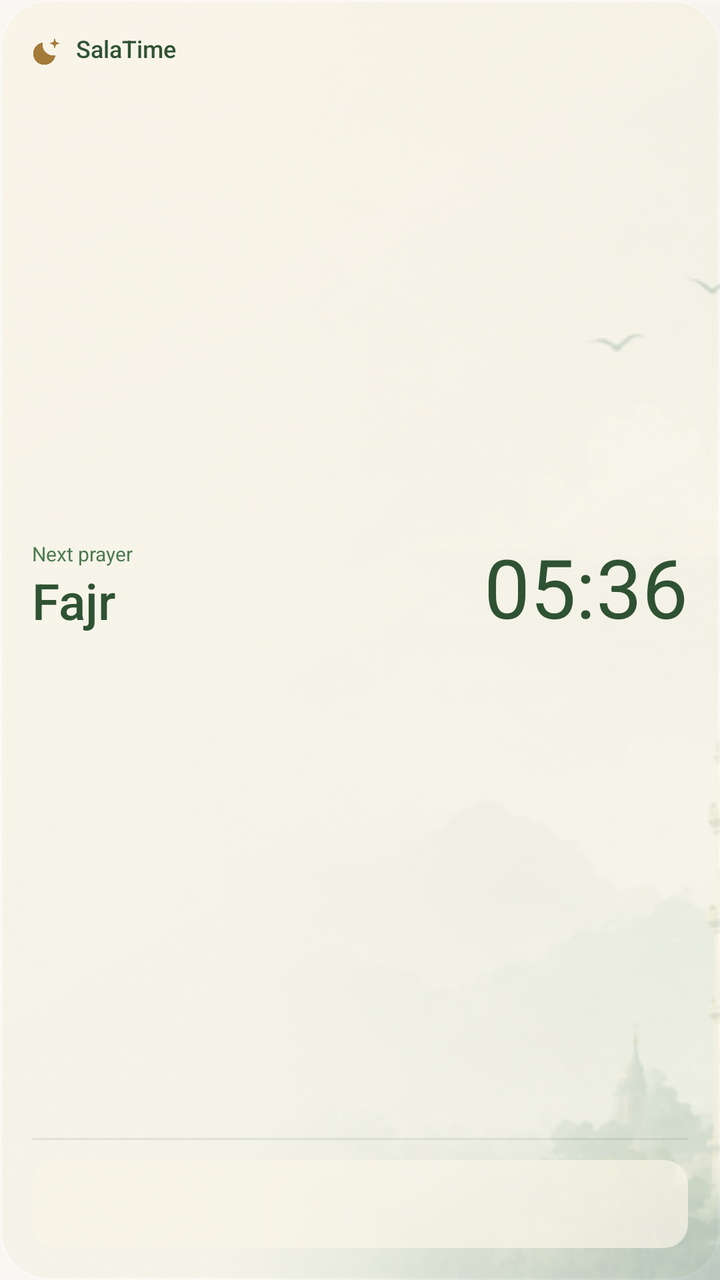
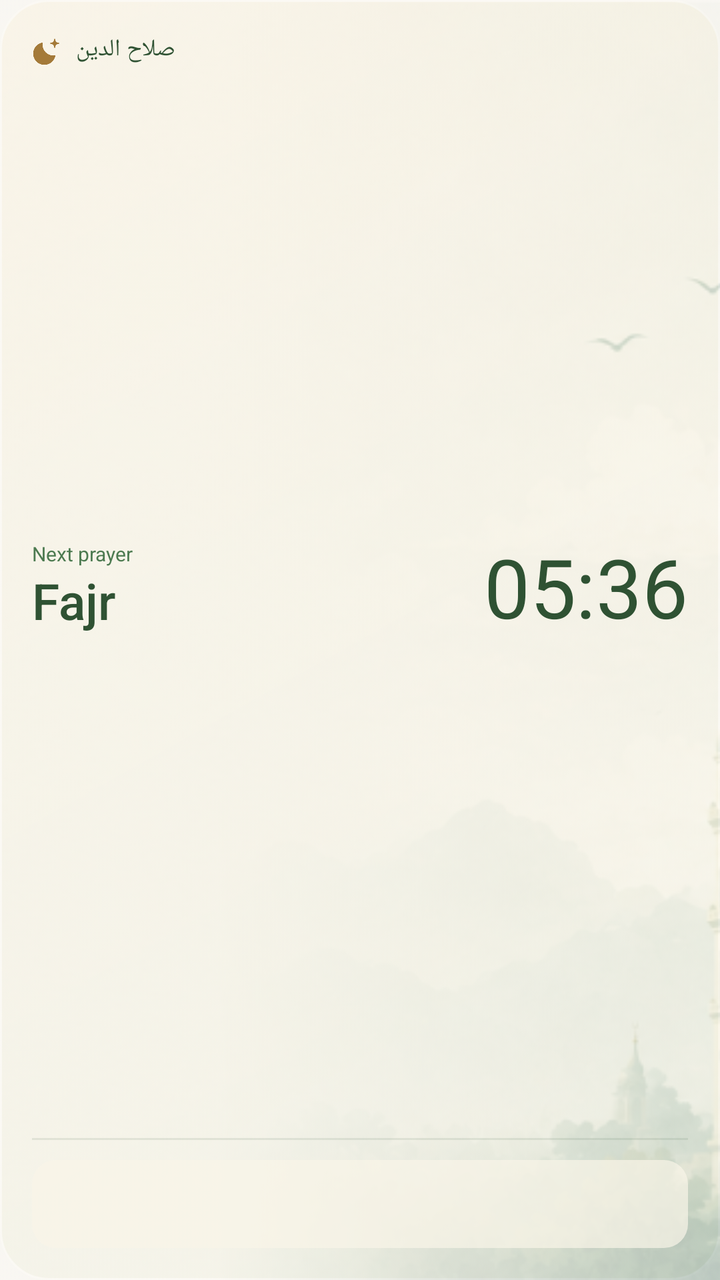

Screens rendered from an Android XML layout before and after an edit, with the pre-edit source and the edit as a unified diff.
<!-- AndroidManifest.xml: another module's application theme AppTheme -->
<!-- res/layout/prayer_widget_expanded.xml -->
<?xml version="1.0" encoding="utf-8"?>
<FrameLayout xmlns:android="http://schemas.android.com/apk/res/android"
    android:id="@+id/widget_root" android:layout_width="match_parent" android:layout_height="match_parent"
    android:clipToOutline="true">
    <ImageView android:id="@+id/widget_background" android:layout_width="match_parent" android:layout_height="match_parent" android:src="@drawable/prayer_widget_background" android:scaleType="fitXY" android:importantForAccessibility="no" />
    
    <ImageView android:id="@+id/widget_illustration" android:layout_width="470dp" android:layout_height="match_parent" android:layout_gravity="right"
        android:src="@drawable/prayer_widget_mosque" android:scaleType="centerCrop" android:alpha="0.42"
        android:importantForAccessibility="no" />
<LinearLayout
    android:layout_width="match_parent" android:layout_height="match_parent"
    android:orientation="vertical" android:padding="16dp">
    <LinearLayout android:layout_width="match_parent" android:layout_height="18dp" android:orientation="horizontal" android:gravity="center_vertical">
        <ImageView android:layout_width="16dp" android:layout_height="16dp" android:src="@drawable/prayer_widget_moon" android:importantForAccessibility="no" />
        <TextView android:layout_width="wrap_content" android:layout_height="wrap_content" android:layout_marginStart="6dp"
            android:text="SalaTime" android:textSize="12sp" android:fontFamily="sans-serif-medium" android:textColor="#2F5233" android:includeFontPadding="false" />
        <TextView android:id="@+id/widget_city" android:layout_width="0dp" android:layout_weight="1" android:layout_height="wrap_content" android:layout_marginStart="12dp"
            android:gravity="end" android:textColor="#4C7A50" android:textSize="11sp" android:includeFontPadding="false" android:maxLines="1" android:ellipsize="end" />
    </LinearLayout>
    <LinearLayout android:layout_width="match_parent" android:layout_height="0dp" android:layout_weight="1"
        android:orientation="horizontal" android:gravity="center_vertical" android:paddingTop="4dp" android:paddingBottom="4dp">
        <LinearLayout android:layout_width="0dp" android:layout_weight="1" android:layout_height="wrap_content" android:orientation="vertical">
            <TextView android:id="@+id/widget_title" android:layout_width="match_parent" android:layout_height="wrap_content"
                android:text="@string/prayer_widget_next_label" android:textColor="#4C7A50" android:textSize="10sp" android:includeFontPadding="false" android:maxLines="1" android:ellipsize="end" />
            <TextView android:id="@+id/widget_prayer" android:layout_width="match_parent" android:layout_height="31dp" android:layout_marginTop="3dp"
                android:text="@string/prayer_widget_preview_prayer" android:textColor="#2F5233" android:textSize="25sp" android:fontFamily="sans-serif-medium"
                android:autoSizeTextType="uniform" android:autoSizeMinTextSize="14sp" android:autoSizeMaxTextSize="25sp"
                android:autoSizeStepGranularity="1sp" android:includeFontPadding="false" android:gravity="center_vertical"
                android:maxLines="1" android:ellipsize="end" />
            <TextView android:id="@+id/widget_date" android:layout_width="match_parent" android:layout_height="wrap_content" android:layout_marginTop="3dp"
                android:textColor="#4C7A50" android:textSize="10sp" android:includeFontPadding="false" android:maxLines="1" android:ellipsize="end" />
        </LinearLayout>
        <LinearLayout android:layout_width="0dp" android:layout_weight="1" android:layout_height="wrap_content"
            android:layout_marginStart="8dp" android:orientation="vertical" android:gravity="end">
            <Chronometer android:id="@+id/widget_countdown" android:layout_width="match_parent" android:layout_height="42dp"
            android:textColor="#2F5233" android:textSize="26sp" android:fontFamily="sans-serif" android:gravity="end|center_vertical"
            android:visibility="gone" android:maxLines="1" android:autoSizeTextType="uniform"
            android:autoSizeMinTextSize="12sp" android:autoSizeMaxTextSize="26sp" android:autoSizeStepGranularity="1sp" />
        <TextView android:id="@+id/widget_time" android:layout_width="match_parent" android:layout_height="49dp"
                android:text="05:36" android:textColor="#2F5233" android:textSize="42sp" android:fontFamily="sans-serif"
                android:autoSizeTextType="uniform" android:autoSizeMinTextSize="16sp" android:autoSizeMaxTextSize="42sp"
                android:autoSizeStepGranularity="1sp" android:includeFontPadding="false" android:gravity="end|center_vertical"
                android:fontFeatureSettings="tnum" android:maxLines="1" />
            <TextView android:id="@+id/widget_period" android:layout_width="wrap_content" android:layout_height="wrap_content"
                android:textColor="#4C7A50" android:textSize="10sp" android:includeFontPadding="false" />
        </LinearLayout>
    </LinearLayout>
    <LinearLayout android:id="@+id/widget_day_schedule" android:layout_width="match_parent" android:layout_height="wrap_content" android:orientation="vertical">
        <ImageView android:layout_width="match_parent" android:layout_height="1dp" android:background="#1A2F5233" android:importantForAccessibility="no" />
        <LinearLayout android:layout_width="match_parent" android:layout_height="wrap_content" android:layout_marginTop="10dp" android:orientation="horizontal" android:background="@drawable/prayer_widget_schedule_background">
        <LinearLayout android:id="@+id/widget_slot_0" android:layout_width="0dp" android:layout_weight="1"
            android:layout_height="44dp" android:orientation="vertical" android:gravity="center" android:paddingStart="2dp" android:paddingEnd="2dp">
            <TextView android:id="@+id/widget_slot_name_0" android:layout_width="match_parent" android:layout_height="14dp"
                android:textColor="#4C7A50" android:textSize="10sp" android:gravity="center" android:includeFontPadding="false"
                android:autoSizeTextType="uniform" android:autoSizeMinTextSize="8sp" android:autoSizeMaxTextSize="10sp"
                android:autoSizeStepGranularity="1sp" android:maxLines="1" android:ellipsize="end" />
            <TextView android:id="@+id/widget_slot_time_0" android:layout_width="match_parent" android:layout_height="18dp" android:layout_marginTop="2dp"
                android:textColor="#2F5233" android:textSize="12sp" android:fontFamily="sans-serif-medium" android:gravity="center"
                android:autoSizeTextType="uniform" android:autoSizeMinTextSize="8sp" android:autoSizeMaxTextSize="12sp"
                android:autoSizeStepGranularity="1sp" android:includeFontPadding="false" android:fontFeatureSettings="tnum" android:maxLines="1" />
        </LinearLayout>
        <LinearLayout android:id="@+id/widget_slot_1" android:layout_width="0dp" android:layout_weight="1"
            android:layout_height="44dp" android:orientation="vertical" android:gravity="center" android:paddingStart="2dp" android:paddingEnd="2dp">
            <TextView android:id="@+id/widget_slot_name_1" android:layout_width="match_parent" android:layout_height="14dp"
                android:textColor="#4C7A50" android:textSize="10sp" android:gravity="center" android:includeFontPadding="false"
                android:autoSizeTextType="uniform" android:autoSizeMinTextSize="8sp" android:autoSizeMaxTextSize="10sp"
                android:autoSizeStepGranularity="1sp" android:maxLines="1" android:ellipsize="end" />
            <TextView android:id="@+id/widget_slot_time_1" android:layout_width="match_parent" android:layout_height="18dp" android:layout_marginTop="2dp"
                android:textColor="#2F5233" android:textSize="12sp" android:fontFamily="sans-serif-medium" android:gravity="center"
                android:autoSizeTextType="uniform" android:autoSizeMinTextSize="8sp" android:autoSizeMaxTextSize="12sp"
                android:autoSizeStepGranularity="1sp" android:includeFontPadding="false" android:fontFeatureSettings="tnum" android:maxLines="1" />
        </LinearLayout>
        <LinearLayout android:id="@+id/widget_slot_2" android:layout_width="0dp" android:layout_weight="1"
            android:layout_height="44dp" android:orientation="vertical" android:gravity="center" android:paddingStart="2dp" android:paddingEnd="2dp">
            <TextView android:id="@+id/widget_slot_name_2" android:layout_width="match_parent" android:layout_height="14dp"
                android:textColor="#4C7A50" android:textSize="10sp" android:gravity="center" android:includeFontPadding="false"
                android:autoSizeTextType="uniform" android:autoSizeMinTextSize="8sp" android:autoSizeMaxTextSize="10sp"
                android:autoSizeStepGranularity="1sp" android:maxLines="1" android:ellipsize="end" />
            <TextView android:id="@+id/widget_slot_time_2" android:layout_width="match_parent" android:layout_height="18dp" android:layout_marginTop="2dp"
                android:textColor="#2F5233" android:textSize="12sp" android:fontFamily="sans-serif-medium" android:gravity="center"
                android:autoSizeTextType="uniform" android:autoSizeMinTextSize="8sp" android:autoSizeMaxTextSize="12sp"
                android:autoSizeStepGranularity="1sp" android:includeFontPadding="false" android:fontFeatureSettings="tnum" android:maxLines="1" />
        </LinearLayout>
        <LinearLayout android:id="@+id/widget_slot_3" android:layout_width="0dp" android:layout_weight="1"
            android:layout_height="44dp" android:orientation="vertical" android:gravity="center" android:paddingStart="2dp" android:paddingEnd="2dp">
            <TextView android:id="@+id/widget_slot_name_3" android:layout_width="match_parent" android:layout_height="14dp"
                android:textColor="#4C7A50" android:textSize="10sp" android:gravity="center" android:includeFontPadding="false"
                android:autoSizeTextType="uniform" android:autoSizeMinTextSize="8sp" android:autoSizeMaxTextSize="10sp"
                android:autoSizeStepGranularity="1sp" android:maxLines="1" android:ellipsize="end" />
            <TextView android:id="@+id/widget_slot_time_3" android:layout_width="match_parent" android:layout_height="18dp" android:layout_marginTop="2dp"
                android:textColor="#2F5233" android:textSize="12sp" android:fontFamily="sans-serif-medium" android:gravity="center"
                android:autoSizeTextType="uniform" android:autoSizeMinTextSize="8sp" android:autoSizeMaxTextSize="12sp"
                android:autoSizeStepGranularity="1sp" android:includeFontPadding="false" android:fontFeatureSettings="tnum" android:maxLines="1" />
        </LinearLayout>
        <LinearLayout android:id="@+id/widget_slot_4" android:layout_width="0dp" android:layout_weight="1"
            android:layout_height="44dp" android:orientation="vertical" android:gravity="center" android:paddingStart="2dp" android:paddingEnd="2dp">
            <TextView android:id="@+id/widget_slot_name_4" android:layout_width="match_parent" android:layout_height="14dp"
                android:textColor="#4C7A50" android:textSize="10sp" android:gravity="center" android:includeFontPadding="false"
                android:autoSizeTextType="uniform" android:autoSizeMinTextSize="8sp" android:autoSizeMaxTextSize="10sp"
                android:autoSizeStepGranularity="1sp" android:maxLines="1" android:ellipsize="end" />
            <TextView android:id="@+id/widget_slot_time_4" android:layout_width="match_parent" android:layout_height="18dp" android:layout_marginTop="2dp"
                android:textColor="#2F5233" android:textSize="12sp" android:fontFamily="sans-serif-medium" android:gravity="center"
                android:autoSizeTextType="uniform" android:autoSizeMinTextSize="8sp" android:autoSizeMaxTextSize="12sp"
                android:autoSizeStepGranularity="1sp" android:includeFontPadding="false" android:fontFeatureSettings="tnum" android:maxLines="1" />
        </LinearLayout>
        </LinearLayout>
    </LinearLayout>
</LinearLayout>
</FrameLayout>
<!-- resources referenced by this layout -->
<resources>
  <!-- drawable prayer_widget_background (drawable) -->
  <?xml version="1.0" encoding="utf-8"?>
  <shape xmlns:android="http://schemas.android.com/apk/res/android">
      <gradient android:startColor="#FFFAF5E9" android:endColor="#FFF1F4EB" android:angle="315" />
      <stroke android:width="1dp" android:color="#CFFFFFFF" />
      <corners android:radius="24dp" />
  </shape>
  <!-- drawable prayer_widget_moon (drawable) -->
  <?xml version="1.0" encoding="utf-8"?>
  <vector xmlns:android="http://schemas.android.com/apk/res/android"
      android:width="18dp" android:height="18dp" android:viewportWidth="24" android:viewportHeight="24">
      <path android:fillColor="#A47A39" android:pathData="M17.6,15.9A8,8 0,0 1,8.1 6.4A8.4,8.4 0,1 0,17.6 15.9Z" />
      <path android:fillColor="#A47A39" android:pathData="M17,3L18,6L21,7L18,8L17,11L16,8L13,7L16,6Z" />
  </vector>
  <!-- drawable prayer_widget_mosque: png bitmap (drawable-nodpi, 602960 bytes) -->
  <!-- drawable prayer_widget_schedule_background (drawable) -->
  <?xml version="1.0" encoding="utf-8"?>
  <shape xmlns:android="http://schemas.android.com/apk/res/android">
      <solid android:color="#B3FAF5E9" />
      <corners android:radius="12dp" />
  </shape>
  <string name="prayer_widget_next_label">Next prayer</string>
  <string name="prayer_widget_preview_prayer">Fajr</string>
  <style name="AppTheme" parent="Theme.AppCompat.Light.DarkActionBar">
          
          <item name="colorPrimary">@color/colorPrimary</item>
          <item name="colorPrimaryDark">@color/colorPrimaryDark</item>
          <item name="colorAccent">@color/colorAccent</item>
      </style>
</resources>

<!-- the commit's change to res/layout/prayer_widget_expanded.xml (unified diff, before → after) -->
@@ -13,7 +13,7 @@
     <LinearLayout android:layout_width="match_parent" android:layout_height="18dp" android:orientation="horizontal" android:gravity="center_vertical">
         <ImageView android:layout_width="16dp" android:layout_height="16dp" android:src="@drawable/prayer_widget_moon" android:importantForAccessibility="no" />
         <TextView android:layout_width="wrap_content" android:layout_height="wrap_content" android:layout_marginStart="6dp"
-            android:text="SalaTime" android:textSize="12sp" android:fontFamily="sans-serif-medium" android:textColor="#2F5233" android:includeFontPadding="false" />
+            android:text="صلاح الدين" android:textSize="12sp" android:fontFamily="sans-serif-medium" android:textColor="#2F5233" android:includeFontPadding="false" />
         <TextView android:id="@+id/widget_city" android:layout_width="0dp" android:layout_weight="1" android:layout_height="wrap_content" android:layout_marginStart="12dp"
             android:gravity="end" android:textColor="#4C7A50" android:textSize="11sp" android:includeFontPadding="false" android:maxLines="1" android:ellipsize="end" />
     </LinearLayout>
